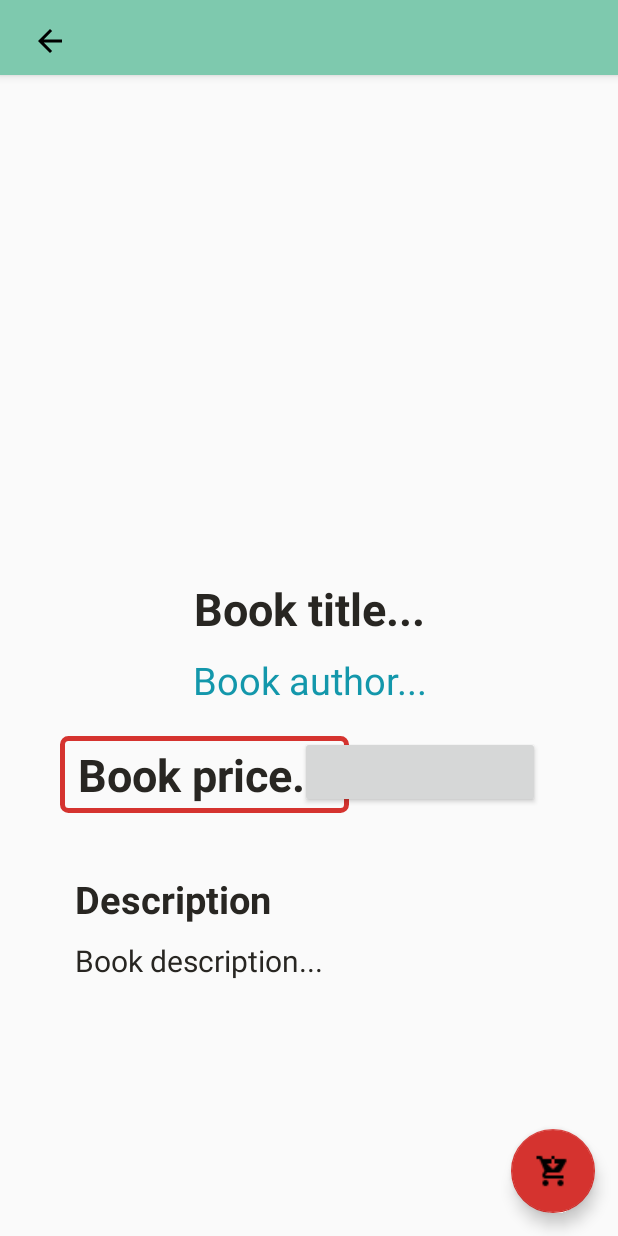
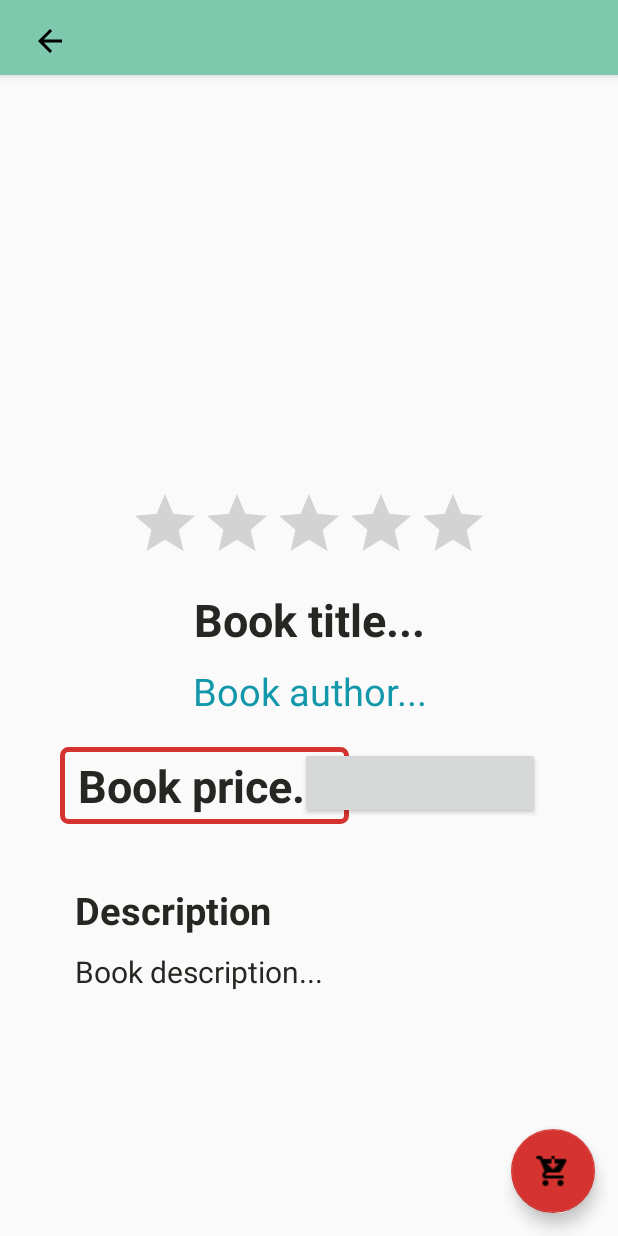
Before and after one commit to OanaDG/BachelorAppGit, an Android app: the BookDetailsActivity screen opened directly, with no data from a screen before it, on a phone screen of 412 x 824 dp. Run offline under Robolectric (Android 15) with nearby library versions, the phone set to English and light mode, and no system bars; our stand-ins replace Firebase (no records; nobody signed in at launch, a user with empty details on screens opened directly), Picasso; libraries missing offline, so code that uses them is left out: com.cepheuen.elegantnumberbutton; plain views replace ElegantNumberButton; 1 statement that could not run was skipped.

Commit message:
complete recsys with ratings

```diff
--- a/BachelorApp/app/src/main/java/com/example/bachelorapp/ConfirmOrderActivity.java
+++ b/BachelorApp/app/src/main/java/com/example/bachelorapp/ConfirmOrderActivity.java
@@ -117,8 +117,9 @@ public class ConfirmOrderActivity extends AppCompatActivity {
                 final DatabaseReference recommendationRef = FirebaseDatabase.getInstance().getReference().child("Recommendation Ids").child(Collection.currentUser.getUsername()).child(currentDate + currentTime);
                 HashMap<String, Object> recommendationsMap = new HashMap<>();
 
-                    recommendationsMap.put("bookId", recommendationList.toString());
-                    recommendationRef.updateChildren(recommendationsMap);
+                recommendationsMap.put("bookId", recommendationList.toString());
+                recommendationsMap.put("orderId",currentDate + currentTime);
+                recommendationRef.updateChildren(recommendationsMap);
 
 
                 if(task.isSuccessful()) {
--- a/BachelorApp/app/src/main/res/layout/activity_book_details.xml
+++ b/BachelorApp/app/src/main/res/layout/activity_book_details.xml
@@ -36,22 +36,30 @@
     <ImageView
         android:id="@+id/imgBookDetails"
         android:layout_width="match_parent"
-        android:layout_height="300dp"
+        android:layout_height="250dp"
         android:layout_below="@id/app_bar_setings"
         android:scaleType="fitCenter"
         android:layout_marginTop="15dp"/>
+
+    <RatingBar
+        android:id="@+id/ratingBar"
+        android:layout_width="wrap_content"
+        android:layout_height="wrap_content"
+        android:layout_below="@id/imgBookDetails"
+        android:layout_centerHorizontal="true"
+        android:layout_marginTop="10dp"/>
 
     <TextView
         android:id="@+id/tvBookDetailsTitle"
         android:layout_width="match_parent"
         android:layout_height="wrap_content"
-        android:layout_below="@id/imgBookDetails"
+        android:layout_below="@id/ratingBar"
         android:text="@string/book_title"
         android:textColor="@color/black"
         android:textStyle="bold"
         android:textSize="30sp"
         android:gravity="center"
-        android:layout_marginTop="20dp"/>
+        android:layout_marginTop="10dp"/>
 
     <TextView
         android:id="@+id/tvBookDetailsAuthor"
```
Also changed, not shown: BachelorApp/app/src/main/java/com/example/bachelorapp/BookDetailsActivity.java (+99 -1 lines), BachelorApp/app/src/main/java/com/example/bachelorapp/HomeActivity.java (+1 -12 lines).
